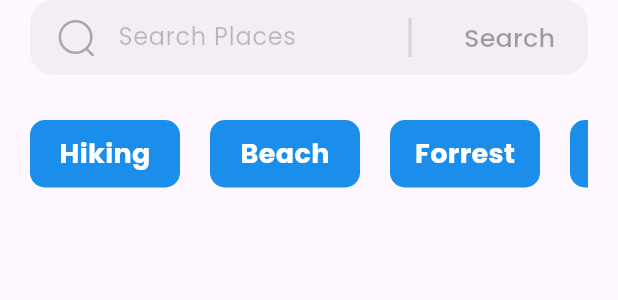
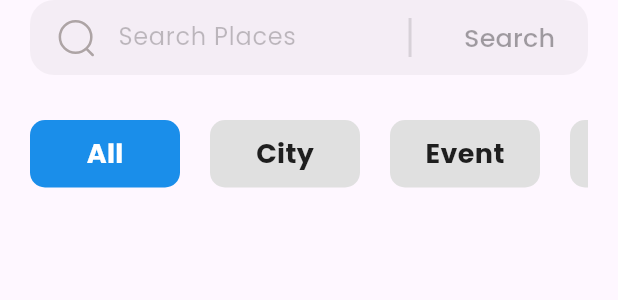
Before and after one commit to AbdelaliDuiche6/cmc_travel_app, a Flutter app: the HomeStagaire widget shown alone on an empty page, opened directly, on a phone screen of 412 x 824 dp. Shown: the top 300 px of the screen. Run offline on Flutter 3.47's test engine with Material 3 defaults, Android fonts, the phone set to English and light mode, and no system bars; our stand-ins replace flutter_svg, supabase_flutter; accounts and stored records are empty.

Commit message:
Add searching and filtering functionalities to home screen.

```diff
--- a/lib/pages/stagiaire/components/filter_option.dart
+++ b/lib/pages/stagiaire/components/filter_option.dart
@@ -3,27 +3,33 @@ import 'package:flutter/material.dart';
 import 'package:cmc_travel_app/constants.dart';
 
 class FilterOption extends StatelessWidget {
-  const FilterOption({super.key, required this.titleCategory});
+  const FilterOption({super.key, required this.titleCategory, required this.isSelected, required this.onTap});
 
   final String titleCategory;
+  final bool isSelected;
+  final void Function() onTap;
+
 
   @override
   Widget build(BuildContext context) {
-    return Container(
+    return GestureDetector(
+      onTap: onTap,
+      child: Container(
         margin: EdgeInsets.only(right: kDefaultPadding),
         height: 40,
         width: 100,
         decoration: BoxDecoration(
-        color: kPrimaryColor,
+          color: isSelected ? kPrimaryColor : Colors.grey[300],
           borderRadius: BorderRadius.circular(10),
         ),
         child: Center(
           child: Text(
             titleCategory,
             style: TextStyle(
-            color: Colors.white,
+              color:isSelected ? Colors.white : Colors.black87,
               fontSize: 18,
               fontWeight: FontWeight.bold,
+            ),
           ),
         ),
       ),
--- a/lib/pages/stagiaire/screens/home_stagaire.dart
+++ b/lib/pages/stagiaire/screens/home_stagaire.dart
@@ -18,7 +18,10 @@ class HomeStagaire extends StatefulWidget {
 class _HomeStagaireState extends State<HomeStagaire> {
   final supabase = Supabase.instance.client;
   List<Travel> travels = [];
+  List<Travel> _displayedTravels = [];
   bool isLoading = true;
+  String _searchQuery = '';
+  String _selectedType = 'All';
 
   @override
   void initState() {
@@ -34,8 +37,48 @@ class _HomeStagaireState extends State<HomeStagaire> {
 
     setState(() {
       travels = data.map((item) => Travel.fromMap(item)).toList();
+      _applyFilters();
       isLoading = false;
     });
+  }
+
+  void _applyFilters() {
+    List<Travel> filtered = travels;
+
+    if (_searchQuery.isNotEmpty) {
+      filtered =
+          filtered
+              .where(
+                (travel) => travel.title.toLowerCase().contains(
+                  _searchQuery.toLowerCase(),
+                ),
+              )
+              .toList();
+    }
+
+    if (_selectedType != 'All') {
+      filtered =
+          filtered
+              .where(
+                (travel) =>
+                    travel.type.toLowerCase() == _selectedType.toLowerCase(),
+              )
+              .toList();
+    }
+
+    setState(() {
+      _displayedTravels = filtered;
+    });
+  }
+
+  void _onSearchChanged(String value) {
+    _searchQuery = value;
+    _applyFilters();
+  }
+
+  void _onTypeSelected(String type) {
+    _selectedType = type;
+    _applyFilters();
   }
 
   @override
@@ -43,7 +86,7 @@ class _HomeStagaireState extends State<HomeStagaire> {
     Size size = MediaQuery.of(context).size;
     return Column(
       children: [
-        buildSearchContainer(size),
+        _buildSearchContainer(size),
         SizedBox(height: 30),
         SizedBox(
           height: 45,
@@ -55,10 +98,26 @@ class _HomeStagaireState extends State<HomeStagaire> {
             child: ListView(
               scrollDirection: Axis.horizontal,
               children: [
-                FilterOption(titleCategory: 'Hiking'),
-                FilterOption(titleCategory: 'Beach'),
-                FilterOption(titleCategory: 'Forrest'),
-                FilterOption(titleCategory: 'Fishing'),
+                FilterOption(
+                  titleCategory: 'All',
+                  isSelected: _selectedType == 'All',
+                  onTap: () => _onTypeSelected('All'),
+                ),
+                FilterOption(
+                  titleCategory: 'City',
+                  isSelected: _selectedType == 'City',
+                  onTap: () => _onTypeSelected('City'),
+                ),
+                FilterOption(
+                  titleCategory: 'Event',
+                  isSelected: _selectedType == 'Event',
+                  onTap: () => _onTypeSelected('Event'),
+                ),
+                FilterOption(
+                  titleCategory: 'Sport',
+                  isSelected: _selectedType == 'Sport',
+                  onTap: () => _onTypeSelected('Sport'),
+                ),
               ],
             ),
           ),
@@ -73,7 +132,7 @@ class _HomeStagaireState extends State<HomeStagaire> {
                       child: CircularProgressIndicator(color: kPrimaryColor),
                     )
                     : GridView.builder(
-                      itemCount: travels.length,
+                      itemCount: _displayedTravels.length,
                       gridDelegate:
                           const SliverGridDelegateWithFixedCrossAxisCount(
                             crossAxisCount: 2,
@@ -84,7 +143,7 @@ class _HomeStagaireState extends State<HomeStagaire> {
                       itemBuilder: (context, index) {
                         return TravelCard(
                           size: size * 0.8,
-                          travel: travels[index],
+                          travel: _displayedTravels[index],
                           onPress:
                               () => {
                                 Navigator.push(
@@ -103,7 +162,7 @@ class _HomeStagaireState extends State<HomeStagaire> {
     );
   }
 
-  Container buildSearchContainer(Size size) {
+  Container _buildSearchContainer(Size size) {
     return Container(
       alignment: Alignment.center,
       padding: EdgeInsets.only(
@@ -121,6 +180,7 @@ class _HomeStagaireState extends State<HomeStagaire> {
         children: [
           Expanded(
             child: TextField(
+              onChanged: _onSearchChanged,
               autofocus: false,
               decoration: InputDecoration(
                 filled: false,
```
Lines whose indentation alone changed are shown as unchanged.
